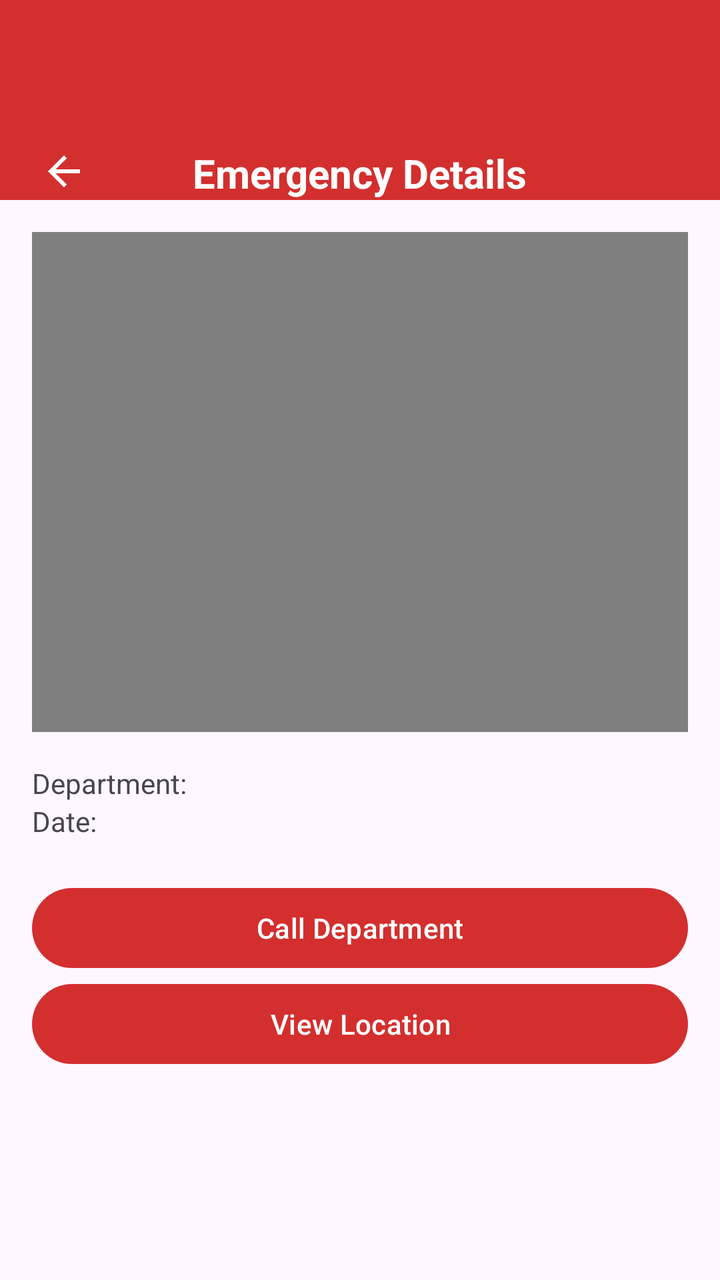
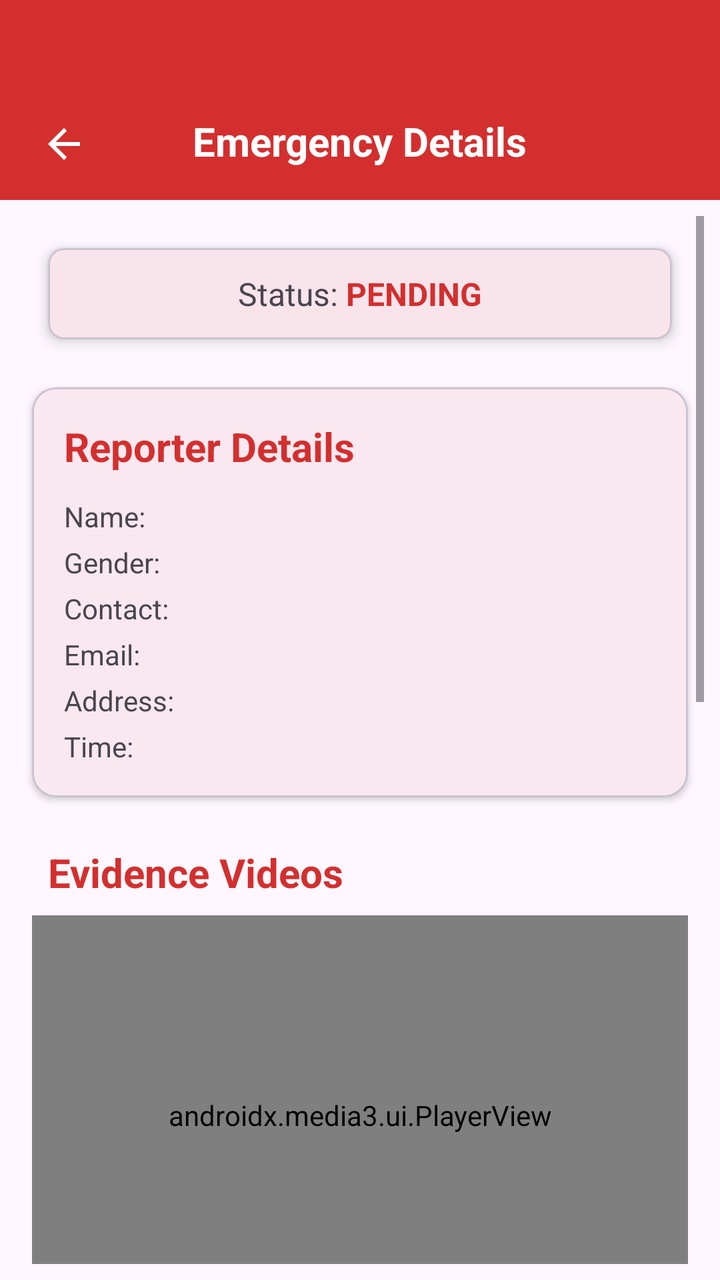

The first picture is an Android layout as it rendered before a commit; the second is the same layout after the commit. The layout source and the unified diff follow.
<!-- AndroidManifest.xml: application theme Theme.JERAPP -->
<!-- res/layout/activity_history_detail.xml -->
<?xml version="1.0" encoding="utf-8"?>
<LinearLayout xmlns:android="http://schemas.android.com/apk/res/android"
    xmlns:app="http://schemas.android.com/apk/res-auto"
    android:layout_width="match_parent"
    android:layout_height="match_parent"
    android:orientation="vertical">

    <RelativeLayout
        android:layout_width="match_parent"
        android:layout_height="100dp"
        android:fitsSystemWindows="true"
        android:background="@color/primary">

        <ImageButton
            android:id="@+id/btnBack"
            android:layout_width="48dp"
            android:layout_height="48dp"
            android:layout_alignParentBottom="true"
            android:layout_marginBottom="-10dp"
            android:layout_marginStart="8dp"
            android:background="?attr/selectableItemBackgroundBorderless"
            android:src="@drawable/ic_back"
            app:tint="@color/white" />

        <TextView
            android:layout_width="wrap_content"
            android:layout_height="wrap_content"
            android:layout_centerHorizontal="true"
            android:layout_alignParentBottom="true"
            android:text="Emergency Details"
            android:textColor="@color/white"
            android:textSize="20sp"
            android:textStyle="bold" />
    </RelativeLayout>

    <ScrollView
        android:layout_width="match_parent"
        android:layout_height="match_parent"
        android:padding="16dp">

        <LinearLayout
            android:layout_width="match_parent"
            android:layout_height="wrap_content"
            android:orientation="vertical">

            <VideoView android:id="@+id/videoViewEvidence"
                android:layout_width="match_parent"
                android:layout_height="250dp"
                android:layout_marginTop="0dp"
                app:cardCornerRadius="16dp"
                app:cardElevation="0dp"/>

            <TextView android:id="@+id/tvDetailDept" android:layout_width="match_parent"
                android:layout_height="wrap_content" android:text="Department: " android:layout_marginTop="16dp" />

            <TextView android:id="@+id/tvDetailDate" android:layout_width="match_parent"
                android:layout_height="wrap_content" android:text="Date: " />

            <Button android:id="@+id/btnCallDept" android:layout_width="match_parent"
                android:layout_height="wrap_content" android:text="Call Department" android:layout_marginTop="20dp" />

            <Button android:id="@+id/btnNavigate" android:layout_width="match_parent"
                android:layout_height="wrap_content" android:text="View Location" />
        </LinearLayout>
    </ScrollView>
</LinearLayout>
<!-- resources referenced by this layout -->
<resources>
  <color name="primary">#D32F2F</color>
  <color name="white">#FFFFFF</color>
  <!-- drawable ic_back (drawable) -->
  <vector
      xmlns:android="http://schemas.android.com/apk/res/android"
      android:autoMirrored="true"
      android:height="24dp"
      android:tint="#FFFFFF"
      android:viewportHeight="24"
      android:viewportWidth="24"
      android:width="24dp">
        
      <path
          android:fillColor="@android:color/white"
          android:pathData="M20,11H7.83l5.59,-5.59L12,4l-8,8 8,8 1.41,-1.41L7.83,13H20v-2z"/>
      
  </vector>
  <style name="Theme.JERAPP" parent="Theme.Material3.DayNight.NoActionBar">
          
          <item name="colorPrimary">@color/primary</item>
          <item name="android:statusBarColor">@color/primary</item>
  
          
          <item name="android:windowLightStatusBar">false</item>
  
          
          <item name="android:navigationBarColor">@color/background</item>
          <item name="android:windowLightNavigationBar">true</item>
      </style>
  <color name="background">#FFFBFF</color>
</resources>

<!-- the commit's change to res/layout/activity_history_detail.xml (unified diff, before → after) -->
@@ -8,15 +8,15 @@
     <RelativeLayout
         android:layout_width="match_parent"
         android:layout_height="100dp"
-        android:fitsSystemWindows="true"
-        android:background="@color/primary">
+        android:background="@color/primary"
+        android:fitsSystemWindows="true">
 
         <ImageButton
             android:id="@+id/btnBack"
             android:layout_width="48dp"
             android:layout_height="48dp"
             android:layout_alignParentBottom="true"
-            android:layout_marginBottom="-10dp"
+            android:layout_marginBottom="4dp"
             android:layout_marginStart="8dp"
             android:background="?attr/selectableItemBackgroundBorderless"
             android:src="@drawable/ic_back"
@@ -25,8 +25,9 @@
         <TextView
             android:layout_width="wrap_content"
             android:layout_height="wrap_content"
+            android:layout_alignParentBottom="true"
             android:layout_centerHorizontal="true"
-            android:layout_alignParentBottom="true"
+            android:layout_marginBottom="16dp"
             android:text="Emergency Details"
             android:textColor="@color/white"
             android:textSize="20sp"
@@ -36,31 +37,225 @@
     <ScrollView
         android:layout_width="match_parent"
         android:layout_height="match_parent"
-        android:padding="16dp">
+        android:padding="8dp">
 
         <LinearLayout
             android:layout_width="match_parent"
             android:layout_height="wrap_content"
             android:orientation="vertical">
 
-            <VideoView android:id="@+id/videoViewEvidence"
-                android:layout_width="match_parent"
-                android:layout_height="250dp"
-                android:layout_marginTop="0dp"
-                app:cardCornerRadius="16dp"
-                app:cardElevation="0dp"/>
-
-            <TextView android:id="@+id/tvDetailDept" android:layout_width="match_parent"
-                android:layout_height="wrap_content" android:text="Department: " android:layout_marginTop="16dp" />
-
-            <TextView android:id="@+id/tvDetailDate" android:layout_width="match_parent"
-                android:layout_height="wrap_content" android:text="Date: " />
-
-            <Button android:id="@+id/btnCallDept" android:layout_width="match_parent"
-                android:layout_height="wrap_content" android:text="Call Department" android:layout_marginTop="20dp" />
-
-            <Button android:id="@+id/btnNavigate" android:layout_width="match_parent"
-                android:layout_height="wrap_content" android:text="View Location" />
+        <com.google.android.material.card.MaterialCardView
+            android:id="@+id/cardStatus"
+            android:layout_width="match_parent"
+            android:layout_height="wrap_content"
+            android:layout_margin="16dp"
+            app:cardCornerRadius="8dp"
+            app:cardElevation="4dp">
+
+            <LinearLayout
+                android:layout_width="match_parent"
+                android:layout_height="wrap_content"
+                android:gravity="center"
+                android:padding="12dp">
+
+                <TextView
+                    android:layout_width="wrap_content"
+                    android:layout_height="wrap_content"
+                    android:text="Status: "
+                    android:textSize="16sp" />
+
+                <TextView
+                    android:id="@+id/tvStatus"
+                    android:layout_width="wrap_content"
+                    android:layout_height="wrap_content"
+                    android:text="PENDING"
+                    android:textSize="16sp"
+                    android:textStyle="bold"
+                    android:textColor="@color/primary" />
+            </LinearLayout>
+        </com.google.android.material.card.MaterialCardView>
+
+
+        <LinearLayout
+            android:layout_width="match_parent"
+            android:layout_height="wrap_content"
+            android:orientation="vertical"
+            android:paddingBottom="32dp">
+
+            <com.google.android.material.card.MaterialCardView
+                android:layout_width="match_parent"
+                android:layout_height="wrap_content"
+                android:layout_margin="8dp"
+                app:cardElevation="2dp">
+
+                <LinearLayout
+                    android:layout_width="match_parent"
+                    android:layout_height="wrap_content"
+                    android:orientation="vertical"
+                    android:padding="16dp">
+
+                    <TextView
+                        android:layout_width="match_parent"
+                        android:layout_height="wrap_content"
+                        android:text="Reporter Details"
+                        android:textColor="@color/primary"
+                        android:textSize="20sp"
+                        android:textStyle="bold" />
+
+                    <TextView
+                        android:id="@+id/tvUserName"
+                        android:layout_width="match_parent"
+                        android:layout_height="wrap_content"
+                        android:layout_marginTop="8dp"
+                        android:text="Name: "
+                        android:paddingTop="4dp"/>
+
+                    <TextView
+                        android:id="@+id/tvUserGender"
+                        android:layout_width="match_parent"
+                        android:layout_height="wrap_content"
+                        android:text="Gender: "
+                        android:paddingTop="4dp"/>
+
+                    <TextView
+                        android:id="@+id/tvUserContact"
+                        android:layout_width="match_parent"
+                        android:layout_height="wrap_content"
+                        android:text="Contact: "
+                        android:paddingTop="4dp"/>
+
+                    <TextView
+                        android:id="@+id/tvUserEmail"
+                        android:layout_width="match_parent"
+                        android:layout_height="wrap_content"
+                        android:text="Email: "
+                        android:paddingTop="4dp"/>
+
+                    <TextView
+                        android:id="@+id/tvUserAddress"
+                        android:layout_width="match_parent"
+                        android:layout_height="wrap_content"
+                        android:text="Address: "
+                        android:paddingTop="4dp"/>
+
+                    <TextView
+                        android:id="@+id/tvUserTimestamp"
+                        android:layout_width="match_parent"
+                        android:layout_height="wrap_content"
+                        android:text="Time: "
+                        android:paddingTop="4dp"/>
+
+                </LinearLayout>
+            </com.google.android.material.card.MaterialCardView>
+
+            <TextView
+                android:layout_width="match_parent"
+                android:layout_height="wrap_content"
+                android:layout_marginStart="16dp"
+                android:layout_marginEnd="16dp"
+                android:layout_marginTop="16dp"
+                android:text="Evidence Videos"
+                android:textColor="@color/primary"
+                android:textSize="20sp"
+                android:textStyle="bold" />
+
+            <androidx.media3.ui.PlayerView
+                android:id="@+id/playerView"
+                android:layout_width="match_parent"
+                android:layout_height="200dp"
+                android:layout_margin="8dp"
+                android:background="@android:color/black" />
+
+            <com.google.android.material.card.MaterialCardView
+                android:layout_width="match_parent"
+                android:layout_height="wrap_content"
+                android:layout_margin="8dp"
+                app:cardElevation="2dp">
+
+                <LinearLayout
+                    android:layout_width="match_parent"
+                    android:layout_height="wrap_content"
+                    android:orientation="vertical"
+                    android:padding="16dp">
+
+                    <TextView
+                        android:layout_width="match_parent"
+                        android:layout_height="wrap_content"
+                        android:text="Department Information"
+                        android:textStyle="bold"
+                        android:textSize="20sp"
+                        android:textColor="@color/primary"/>
+
+                    <TextView
+                        android:id="@+id/tvDetailType"
+                        android:layout_width="match_parent"
+                        android:layout_height="wrap_content"
+                        android:layout_marginTop="8dp"
+                        android:text="Emergency Type: "
+                        android:paddingTop="4dp"
+                        android:textStyle="bold"/>
+
+                    <TextView
+                        android:id="@+id/tvDetailDept"
+                        android:layout_width="match_parent"
+                        android:layout_height="wrap_content"
+                        android:text="Dept: "
+                        android:paddingTop="4dp"/>
+                    <TextView
+                        android:id="@+id/tvDetailAddress"
+                        android:layout_width="match_parent"
+                        android:layout_height="wrap_content"
+                        android:text="Address: "
+                        android:paddingTop="4dp"/>
+                    <TextView
+                        android:id="@+id/tvDetailDate"
+                        android:layout_width="match_parent"
+                        android:layout_height="wrap_content"
+                        android:text="Timestamp: "
+                        android:paddingTop="4dp"/>
+                </LinearLayout>
+            </com.google.android.material.card.MaterialCardView>
+
+            <com.google.android.material.card.MaterialCardView
+                android:layout_width="match_parent"
+                android:layout_height="200dp"
+                android:layout_margin="8dp"
+                app:cardElevation="2dp">
+
+                <FrameLayout
+                    android:id="@+id/mapContainer"
+                    android:layout_width="match_parent"
+                    android:layout_height="match_parent" />
+            </com.google.android.material.card.MaterialCardView>
+
+            <Button
+                android:id="@+id/btnNavigate"
+                android:layout_width="match_parent"
+                android:layout_height="wrap_content"
+                android:layout_marginHorizontal="8dp"
+                android:layout_marginTop="16dp"
+                android:text="View Location" />
+
+            <Button
+                android:id="@+id/btnCall"
+                style="@style/Widget.Material3.Button.TonalButton"
+                android:layout_width="match_parent"
+                android:layout_height="wrap_content"
+                android:layout_marginHorizontal="8dp"
+                android:layout_marginTop="8dp"
+                android:text="Call Department" />
+
+            <Button
+                android:id="@+id/btnCallAgain"
+                style="@style/Widget.Material3.Button.OutlinedButton"
+                android:layout_width="match_parent"
+                android:layout_height="wrap_content"
+                android:layout_marginHorizontal="8dp"
+                android:layout_marginTop="8dp"
+                android:text="Call Emergency Again"
+                android:textColor="@color/primary"/>
+
+        </LinearLayout>
         </LinearLayout>
     </ScrollView>
 </LinearLayout>
